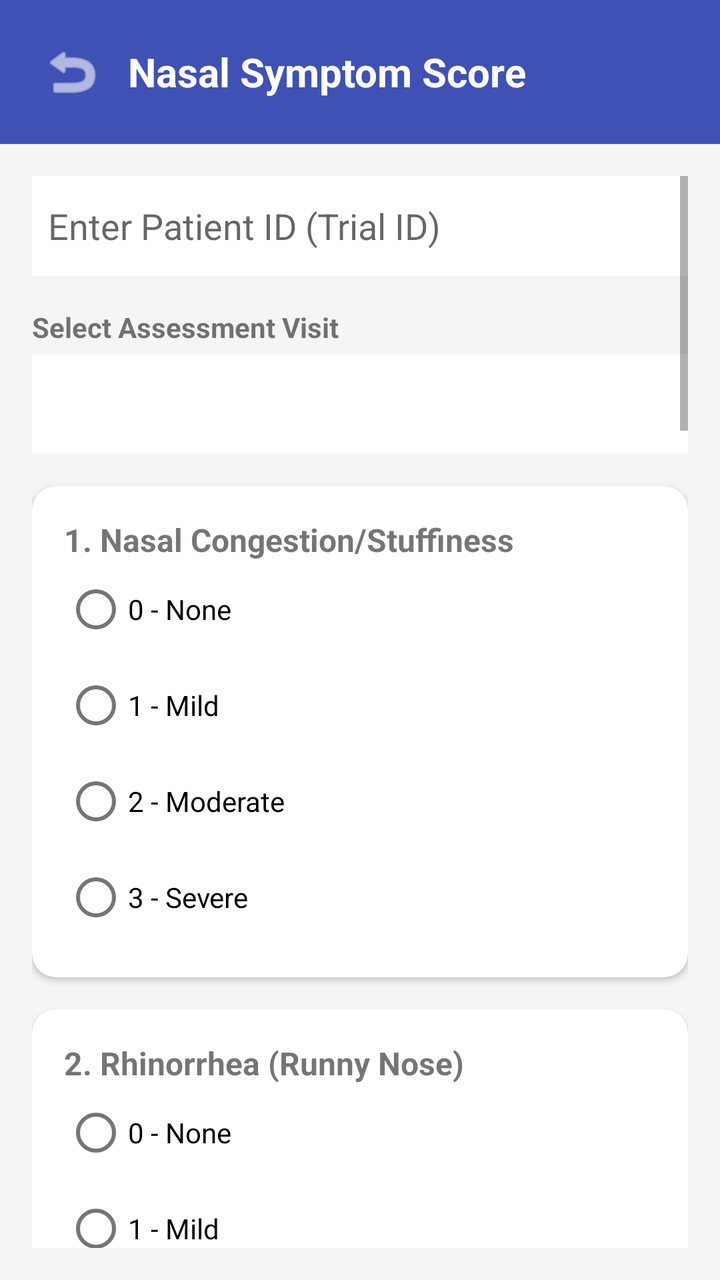
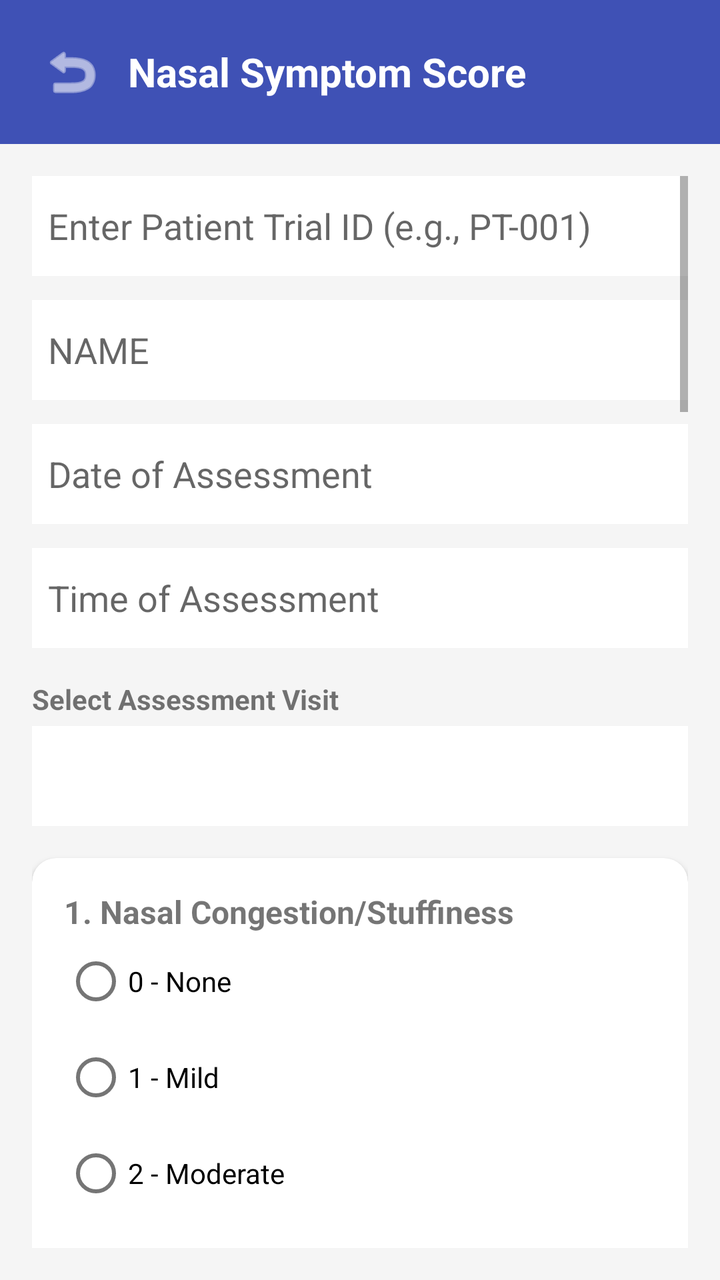

Two renders of the same Android screen: before a commit and after it. Below are the layout's source before the change and the commit's diff.
<!-- AndroidManifest.xml: application theme Theme.ClinicApp -->
<!-- res/layout/activity_symptom_score.xml -->
<?xml version="1.0" encoding="utf-8"?>
<LinearLayout xmlns:android="http://schemas.android.com/apk/res/android"
    xmlns:app="http://schemas.android.com/apk/res-auto"
    android:layout_width="match_parent"
    android:layout_height="match_parent"
    android:orientation="vertical"
    android:background="#F5F5F5">

    <LinearLayout
        android:layout_width="match_parent"
        android:layout_height="wrap_content"
        android:background="#3F51B5"
        android:padding="16dp"
        android:gravity="center_vertical"
        android:orientation="horizontal">

        <ImageButton
            android:id="@+id/btnBack"
            android:layout_width="40dp"
            android:layout_height="40dp"
            android:background="?attr/selectableItemBackgroundBorderless"
            android:src="@android:drawable/ic_menu_revert"
            app:tint="#FFFFFF" />

        <TextView
            android:layout_width="wrap_content"
            android:layout_height="wrap_content"
            android:text="Nasal Symptom Score"
            android:textColor="#FFFFFF"
            android:textSize="20sp"
            android:textStyle="bold"
            android:layout_marginStart="8dp"/>
    </LinearLayout>

    <ScrollView
        android:layout_width="match_parent"
        android:layout_height="match_parent"
        android:padding="16dp">

        <LinearLayout
            android:layout_width="match_parent"
            android:layout_height="wrap_content"
            android:orientation="vertical">

            <EditText
                android:id="@+id/etPatientId"
                android:layout_width="match_parent"
                android:layout_height="50dp"
                android:hint="Enter Patient ID (Trial ID)"
                android:background="#FFFFFF"
                android:padding="8dp"
                android:layout_marginBottom="16dp"/>

            <TextView
                android:layout_width="wrap_content"
                android:layout_height="wrap_content"
                android:text="Select Assessment Visit"
                android:textStyle="bold"
                android:layout_marginBottom="4dp"/>

            <Spinner
                android:id="@+id/spinVisitInterval"
                android:layout_width="match_parent"
                android:layout_height="50dp"
                android:background="#FFFFFF"
                android:layout_marginBottom="16dp"/>

            <androidx.cardview.widget.CardView
                android:layout_width="match_parent"
                android:layout_height="wrap_content"
                app:cardCornerRadius="12dp"
                android:layout_marginBottom="16dp">
                <LinearLayout
                    android:layout_width="match_parent"
                    android:layout_height="wrap_content"
                    android:orientation="vertical"
                    android:padding="16dp">
                    <TextView
                        android:layout_width="wrap_content"
                        android:layout_height="wrap_content"
                        android:text="1. Nasal Congestion/Stuffiness"
                        android:textStyle="bold"
                        android:textSize="16sp"/>
                    <RadioGroup
                        android:id="@+id/rgCongestion"
                        android:layout_width="match_parent"
                        android:layout_height="wrap_content"
                        android:orientation="vertical">
                        <RadioButton android:text="0 - None"/>
                        <RadioButton android:text="1 - Mild"/>
                        <RadioButton android:text="2 - Moderate"/>
                        <RadioButton android:text="3 - Severe"/>
                    </RadioGroup>
                </LinearLayout>
            </androidx.cardview.widget.CardView>

            <androidx.cardview.widget.CardView
                android:layout_width="match_parent"
                android:layout_height="wrap_content"
                app:cardCornerRadius="12dp"
                android:layout_marginBottom="16dp">
                <LinearLayout
                    android:layout_width="match_parent"
                    android:layout_height="wrap_content"
                    android:orientation="vertical"
                    android:padding="16dp">
                    <TextView
                        android:layout_width="wrap_content"
                        android:layout_height="wrap_content"
                        android:text="2. Rhinorrhea (Runny Nose)"
                        android:textStyle="bold"
                        android:textSize="16sp"/>
                    <RadioGroup
                        android:id="@+id/rgRhinorrhea"
                        android:layout_width="match_parent"
                        android:layout_height="wrap_content"
                        android:orientation="vertical">
                        <RadioButton android:text="0 - None"/>
                        <RadioButton android:text="1 - Mild"/>
                        <RadioButton android:text="2 - Moderate"/>
                        <RadioButton android:text="3 - Severe"/>
                    </RadioGroup>
                </LinearLayout>
            </androidx.cardview.widget.CardView>

            <androidx.cardview.widget.CardView
                android:layout_width="match_parent"
                android:layout_height="wrap_content"
                app:cardCornerRadius="12dp"
                android:layout_marginBottom="16dp">
                <LinearLayout
                    android:layout_width="match_parent"
                    android:layout_height="wrap_content"
                    android:orientation="vertical"
                    android:padding="16dp">
                    <TextView
                        android:layout_width="wrap_content"
                        android:layout_height="wrap_content"
                        android:text="3. Sneezing"
                        android:textStyle="bold"
                        android:textSize="16sp"/>
                    <RadioGroup
                        android:id="@+id/rgSneezing"
                        android:layout_width="match_parent"
                        android:layout_height="wrap_content"
                        android:orientation="vertical">
                        <RadioButton android:text="0 - None"/>
                        <RadioButton android:text="1 - Mild"/>
                        <RadioButton android:text="2 - Moderate"/>
                        <RadioButton android:text="3 - Severe"/>
                    </RadioGroup>
                </LinearLayout>
            </androidx.cardview.widget.CardView>

            <androidx.cardview.widget.CardView
                android:layout_width="match_parent"
                android:layout_height="wrap_content"
                app:cardCornerRadius="12dp"
                android:layout_marginBottom="16dp">
                <LinearLayout
                    android:layout_width="match_parent"
                    android:layout_height="wrap_content"
                    android:orientation="vertical"
                    android:padding="16dp">
                    <TextView
                        android:layout_width="wrap_content"
                        android:layout_height="wrap_content"
                        android:text="4. Nasal Itching"
                        android:textStyle="bold"
                        android:textSize="16sp"/>
                    <RadioGroup
                        android:id="@+id/rgItching"
                        android:layout_width="match_parent"
                        android:layout_height="wrap_content"
                        android:orientation="vertical">
                        <RadioButton android:text="0 - None"/>
                        <RadioButton android:text="1 - Mild"/>
                        <RadioButton android:text="2 - Moderate"/>
                        <RadioButton android:text="3 - Severe"/>
                    </RadioGroup>
                </LinearLayout>
            </androidx.cardview.widget.CardView>

            <androidx.cardview.widget.CardView
                android:layout_width="match_parent"
                android:layout_height="wrap_content"
                app:cardCornerRadius="12dp"
                android:layout_marginBottom="16dp">
                <LinearLayout
                    android:layout_width="match_parent"
                    android:layout_height="wrap_content"
                    android:orientation="vertical"
                    android:padding="16dp">
                    <TextView
                        android:layout_width="wrap_content"
                        android:layout_height="wrap_content"
                        android:text="5. Post-Nasal Drip"
                        android:textStyle="bold"
                        android:textSize="16sp"/>
                    <RadioGroup
                        android:id="@+id/rgPostNasal"
                        android:layout_width="match_parent"
                        android:layout_height="wrap_content"
                        android:orientation="vertical">
                        <RadioButton android:text="0 - None"/>
                        <RadioButton android:text="1 - Mild"/>
                        <RadioButton android:text="2 - Moderate"/>
                        <RadioButton android:text="3 - Severe"/>
                    </RadioGroup>
                </LinearLayout>
            </androidx.cardview.widget.CardView>

            <TextView
                android:layout_width="wrap_content"
                android:layout_height="wrap_content"
                android:text="Additional Symptoms (Optional Assessment)"
                android:textStyle="bold"
                android:layout_marginBottom="8dp"
                android:textColor="#555555"/>

            <androidx.cardview.widget.CardView
                android:layout_width="match_parent"
                android:layout_height="wrap_content"
                app:cardCornerRadius="12dp"
                android:layout_marginBottom="16dp">
                <LinearLayout
                    android:layout_width="match_parent"
                    android:layout_height="wrap_content"
                    android:orientation="vertical"
                    android:padding="16dp">
                    <TextView
                        android:layout_width="wrap_content"
                        android:layout_height="wrap_content"
                        android:text="6. Loss of Smell (Hyposmia/Anosmia)"
                        android:textStyle="bold"
                        android:textSize="16sp"/>
                    <RadioGroup
                        android:id="@+id/rgSmell"
                        android:layout_width="match_parent"
                        android:layout_height="wrap_content"
                        android:orientation="vertical">
                        <RadioButton android:text="0 - None"/>
                        <RadioButton android:text="1 - Mild"/>
                        <RadioButton android:text="2 - Moderate"/>
                        <RadioButton android:text="3 - Severe"/>
                    </RadioGroup>
                </LinearLayout>
            </androidx.cardview.widget.CardView>

            <androidx.cardview.widget.CardView
                android:layout_width="match_parent"
                android:layout_height="wrap_content"
                app:cardCornerRadius="12dp"
                android:layout_marginBottom="16dp">
                <LinearLayout
                    android:layout_width="match_parent"
                    android:layout_height="wrap_content"
                    android:orientation="vertical"
                    android:padding="16dp">
                    <TextView
                        android:layout_width="wrap_content"
                        android:layout_height="wrap_content"
                        android:text="7. Eye Symptoms"
                        android:textStyle="bold"
                        android:textSize="16sp"/>
                    <RadioGroup
                        android:id="@+id/rgEye"
                        android:layout_width="match_parent"
                        android:layout_height="wrap_content"
                        android:orientation="vertical">
                        <RadioButton android:text="0 - None"/>
                        <RadioButton android:text="1 - Mild"/>
                        <RadioButton android:text="2 - Moderate"/>
                        <RadioButton android:text="3 - Severe"/>
                    </RadioGroup>
                </LinearLayout>
            </androidx.cardview.widget.CardView>

            <androidx.cardview.widget.CardView
                android:layout_width="match_parent"
                android:layout_height="wrap_content"
                app:cardCornerRadius="12dp"
                android:layout_marginBottom="16dp">
                <LinearLayout
                    android:layout_width="match_parent"
                    android:layout_height="wrap_content"
                    android:orientation="vertical"
                    android:padding="16dp">
                    <TextView
                        android:layout_width="wrap_content"
                        android:layout_height="wrap_content"
                        android:text="8. Sleep Disturbance"
                        android:textStyle="bold"
                        android:textSize="16sp"/>
                    <RadioGroup
                        android:id="@+id/rgSleep"
                        android:layout_width="match_parent"
                        android:layout_height="wrap_content"
                        android:orientation="vertical">
                        <RadioButton android:text="0 - None"/>
                        <RadioButton android:text="1 - Mild"/>
                        <RadioButton android:text="2 - Moderate"/>
                        <RadioButton android:text="3 - Severe"/>
                    </RadioGroup>
                </LinearLayout>
            </androidx.cardview.widget.CardView>

            <Button
                android:id="@+id/btnSubmitSymptoms"
                android:layout_width="match_parent"
                android:layout_height="60dp"
                android:text="Submit Symptom Sheet"
                android:backgroundTint="#3F51B5"
                android:layout_marginTop="8dp"
                android:layout_marginBottom="32dp"/>
        </LinearLayout>
    </ScrollView>
</LinearLayout>
<!-- resources referenced by this layout -->
<resources>
  <style name="Theme.ClinicApp" parent="Theme.MaterialComponents.Light.NoActionBar">
          <item name="colorPrimary">@color/primaryColor</item>
          <item name="colorPrimaryVariant">@color/primaryDarkColor</item>
          <item name="colorOnPrimary">@color/surfaceColor</item>
          <item name="colorSecondary">@color/secondaryColor</item>
          <item name="colorOnSecondary">@color/surfaceColor</item>
          <item name="android:statusBarColor">?attr/colorPrimaryVariant</item>
          <item name="android:windowBackground">@color/backgroundColor</item>
      </style>
  <color name="primaryColor">#2563EB</color>
  <color name="primaryDarkColor">#1E40AF</color>
  <color name="surfaceColor">#FFFFFF</color>
  <color name="secondaryColor">#10B981</color>
  <color name="backgroundColor">#F3F4F6</color>
</resources>

<!-- the commit's change to res/layout/activity_symptom_score.xml (unified diff, before → after) -->
@@ -46,7 +46,39 @@
                 android:id="@+id/etPatientId"
                 android:layout_width="match_parent"
                 android:layout_height="50dp"
-                android:hint="Enter Patient ID (Trial ID)"
+                android:hint="@string/patient_id_hint"
+                android:background="#FFFFFF"
+                android:padding="8dp"
+                android:layout_marginBottom="12dp"/>
+
+            <EditText
+                android:id="@+id/etPatientName"
+                android:layout_width="match_parent"
+                android:layout_height="50dp"
+                android:hint="@string/name"
+                android:inputType="textPersonName"
+                android:background="#FFFFFF"
+                android:padding="8dp"
+                android:layout_marginBottom="12dp"/>
+
+            <EditText
+                android:id="@+id/etAssessmentDate"
+                android:layout_width="match_parent"
+                android:layout_height="50dp"
+                android:hint="@string/assessment_date"
+                android:focusable="false"
+                android:clickable="true"
+                android:background="#FFFFFF"
+                android:padding="8dp"
+                android:layout_marginBottom="12dp"/>
+
+            <EditText
+                android:id="@+id/etAssessmentTime"
+                android:layout_width="match_parent"
+                android:layout_height="50dp"
+                android:hint="@string/assessment_time"
+                android:focusable="false"
+                android:clickable="true"
                 android:background="#FFFFFF"
                 android:padding="8dp"
                 android:layout_marginBottom="16dp"/>
@@ -54,7 +86,7 @@
             <TextView
                 android:layout_width="wrap_content"
                 android:layout_height="wrap_content"
-                android:text="Select Assessment Visit"
+                android:text="@string/select_assessment_visit"
                 android:textStyle="bold"
                 android:layout_marginBottom="4dp"/>
 
@@ -86,10 +118,10 @@
                         android:layout_width="match_parent"
                         android:layout_height="wrap_content"
                         android:orientation="vertical">
-                        <RadioButton android:text="0 - None"/>
-                        <RadioButton android:text="1 - Mild"/>
-                        <RadioButton android:text="2 - Moderate"/>
-                        <RadioButton android:text="3 - Severe"/>
+                        <RadioButton android:id="@+id/rbCongestion0" android:text="0 - None"/>
+                        <RadioButton android:id="@+id/rbCongestion1" android:text="1 - Mild"/>
+                        <RadioButton android:id="@+id/rbCongestion2" android:text="2 - Moderate"/>
+                        <RadioButton android:id="@+id/rbCongestion3" android:text="3 - Severe"/>
                     </RadioGroup>
                 </LinearLayout>
             </androidx.cardview.widget.CardView>
@@ -115,10 +147,10 @@
                         android:layout_width="match_parent"
                         android:layout_height="wrap_content"
                         android:orientation="vertical">
-                        <RadioButton android:text="0 - None"/>
-                        <RadioButton android:text="1 - Mild"/>
-                        <RadioButton android:text="2 - Moderate"/>
-                        <RadioButton android:text="3 - Severe"/>
+                        <RadioButton android:id="@+id/rbRhinorrhea0" android:text="0 - None"/>
+                        <RadioButton android:id="@+id/rbRhinorrhea1" android:text="1 - Mild"/>
+                        <RadioButton android:id="@+id/rbRhinorrhea2" android:text="2 - Moderate"/>
+                        <RadioButton android:id="@+id/rbRhinorrhea3" android:text="3 - Severe"/>
                     </RadioGroup>
                 </LinearLayout>
             </androidx.cardview.widget.CardView>
@@ -144,10 +176,10 @@
                         android:layout_width="match_parent"
                         android:layout_height="wrap_content"
                         android:orientation="vertical">
-                        <RadioButton android:text="0 - None"/>
-                        <RadioButton android:text="1 - Mild"/>
-                        <RadioButton android:text="2 - Moderate"/>
-                        <RadioButton android:text="3 - Severe"/>
+                        <RadioButton android:id="@+id/rbSneezing0" android:text="0 - None"/>
+                        <RadioButton android:id="@+id/rbSneezing1" android:text="1 - Mild"/>
+                        <RadioButton android:id="@+id/rbSneezing2" android:text="2 - Moderate"/>
+                        <RadioButton android:id="@+id/rbSneezing3" android:text="3 - Severe"/>
                     </RadioGroup>
                 </LinearLayout>
             </androidx.cardview.widget.CardView>
@@ -173,10 +205,10 @@
                         android:layout_width="match_parent"
                         android:layout_height="wrap_content"
                         android:orientation="vertical">
-                        <RadioButton android:text="0 - None"/>
-                        <RadioButton android:text="1 - Mild"/>
-                        <RadioButton android:text="2 - Moderate"/>
-                        <RadioButton android:text="3 - Severe"/>
+                        <RadioButton android:id="@+id/rbItching0" android:text="0 - None"/>
+                        <RadioButton android:id="@+id/rbItching1" android:text="1 - Mild"/>
+                        <RadioButton android:id="@+id/rbItching2" android:text="2 - Moderate"/>
+                        <RadioButton android:id="@+id/rbItching3" android:text="3 - Severe"/>
                     </RadioGroup>
                 </LinearLayout>
             </androidx.cardview.widget.CardView>
@@ -202,10 +234,10 @@
                         android:layout_width="match_parent"
                         android:layout_height="wrap_content"
                         android:orientation="vertical">
-                        <RadioButton android:text="0 - None"/>
-                        <RadioButton android:text="1 - Mild"/>
-                        <RadioButton android:text="2 - Moderate"/>
-                        <RadioButton android:text="3 - Severe"/>
+                        <RadioButton android:id="@+id/rbPostNasal0" android:text="0 - None"/>
+                        <RadioButton android:id="@+id/rbPostNasal1" android:text="1 - Mild"/>
+                        <RadioButton android:id="@+id/rbPostNasal2" android:text="2 - Moderate"/>
+                        <RadioButton android:id="@+id/rbPostNasal3" android:text="3 - Severe"/>
                     </RadioGroup>
                 </LinearLayout>
             </androidx.cardview.widget.CardView>
@@ -239,10 +271,10 @@
                         android:layout_width="match_parent"
                         android:layout_height="wrap_content"
                         android:orientation="vertical">
-                        <RadioButton android:text="0 - None"/>
-                        <RadioButton android:text="1 - Mild"/>
-                        <RadioButton android:text="2 - Moderate"/>
-                        <RadioButton android:text="3 - Severe"/>
+                        <RadioButton android:id="@+id/rbSmell0" android:text="0 - None"/>
+                        <RadioButton android:id="@+id/rbSmell1" android:text="1 - Mild"/>
+                        <RadioButton android:id="@+id/rbSmell2" android:text="2 - Moderate"/>
+                        <RadioButton android:id="@+id/rbSmell3" android:text="3 - Severe"/>
                     </RadioGroup>
                 </LinearLayout>
             </androidx.cardview.widget.CardView>
@@ -268,10 +300,10 @@
                         android:layout_width="match_parent"
                         android:layout_height="wrap_content"
                         android:orientation="vertical">
-                        <RadioButton android:text="0 - None"/>
-                        <RadioButton android:text="1 - Mild"/>
-                        <RadioButton android:text="2 - Moderate"/>
-                        <RadioButton android:text="3 - Severe"/>
+                        <RadioButton android:id="@+id/rbEye0" android:text="0 - None"/>
+                        <RadioButton android:id="@+id/rbEye1" android:text="1 - Mild"/>
+                        <RadioButton android:id="@+id/rbEye2" android:text="2 - Moderate"/>
+                        <RadioButton android:id="@+id/rbEye3" android:text="3 - Severe"/>
                     </RadioGroup>
                 </LinearLayout>
             </androidx.cardview.widget.CardView>
@@ -297,10 +329,10 @@
                         android:layout_width="match_parent"
                         android:layout_height="wrap_content"
                         android:orientation="vertical">
-                        <RadioButton android:text="0 - None"/>
-                        <RadioButton android:text="1 - Mild"/>
-                        <RadioButton android:text="2 - Moderate"/>
-                        <RadioButton android:text="3 - Severe"/>
+                        <RadioButton android:id="@+id/rbSleep0" android:text="0 - None"/>
+                        <RadioButton android:id="@+id/rbSleep1" android:text="1 - Mild"/>
+                        <RadioButton android:id="@+id/rbSleep2" android:text="2 - Moderate"/>
+                        <RadioButton android:id="@+id/rbSleep3" android:text="3 - Severe"/>
                     </RadioGroup>
                 </LinearLayout>
             </androidx.cardview.widget.CardView>
@@ -309,7 +341,7 @@
                 android:id="@+id/btnSubmitSymptoms"
                 android:layout_width="match_parent"
                 android:layout_height="60dp"
-                android:text="Submit Symptom Sheet"
+                android:text="@string/submit_symptom_sheet"
                 android:backgroundTint="#3F51B5"
                 android:layout_marginTop="8dp"
                 android:layout_marginBottom="32dp"/>
<!-- resource entries referenced after the edit -->
@@ -1,5 +1,11 @@
 <!-- resources referenced by this layout -->
 <resources>
+  <string name="assessment_date">Date of Assessment</string>
+  <string name="assessment_time">Time of Assessment</string>
+  <string name="name">NAME</string>
+  <string name="patient_id_hint">Enter Patient Trial ID (e.g., PT-001)</string>
+  <string name="select_assessment_visit">Select Assessment Visit</string>
+  <string name="submit_symptom_sheet">Submit Symptom Sheet</string>
   <style name="Theme.ClinicApp" parent="Theme.MaterialComponents.Light.NoActionBar">
           <item name="colorPrimary">@color/primaryColor</item>
           <item name="colorPrimaryVariant">@color/primaryDarkColor</item>
